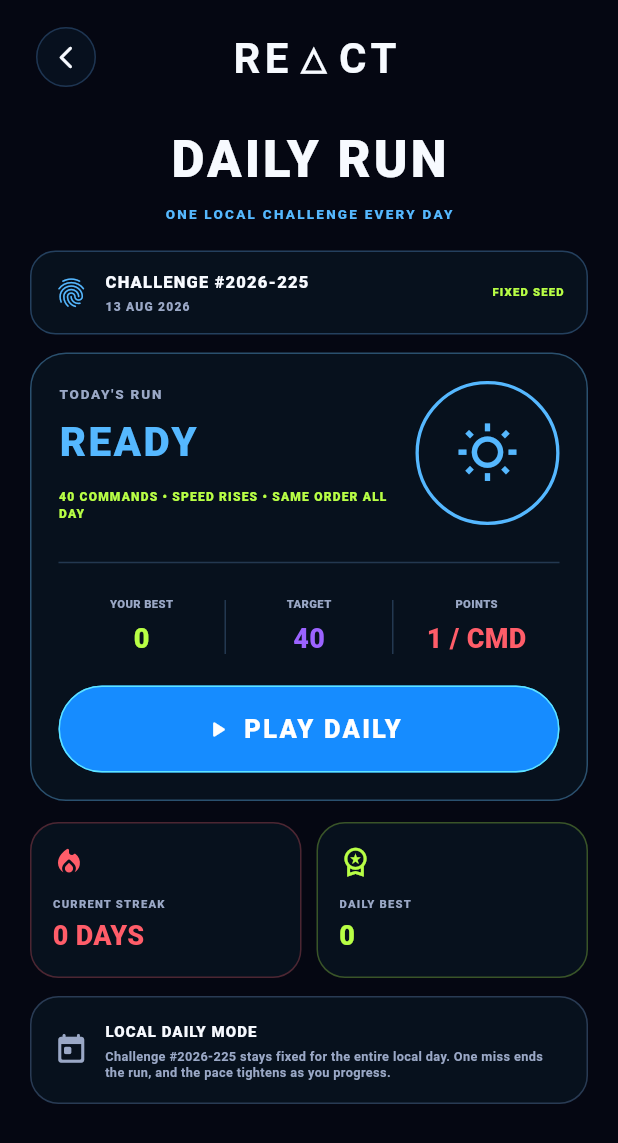
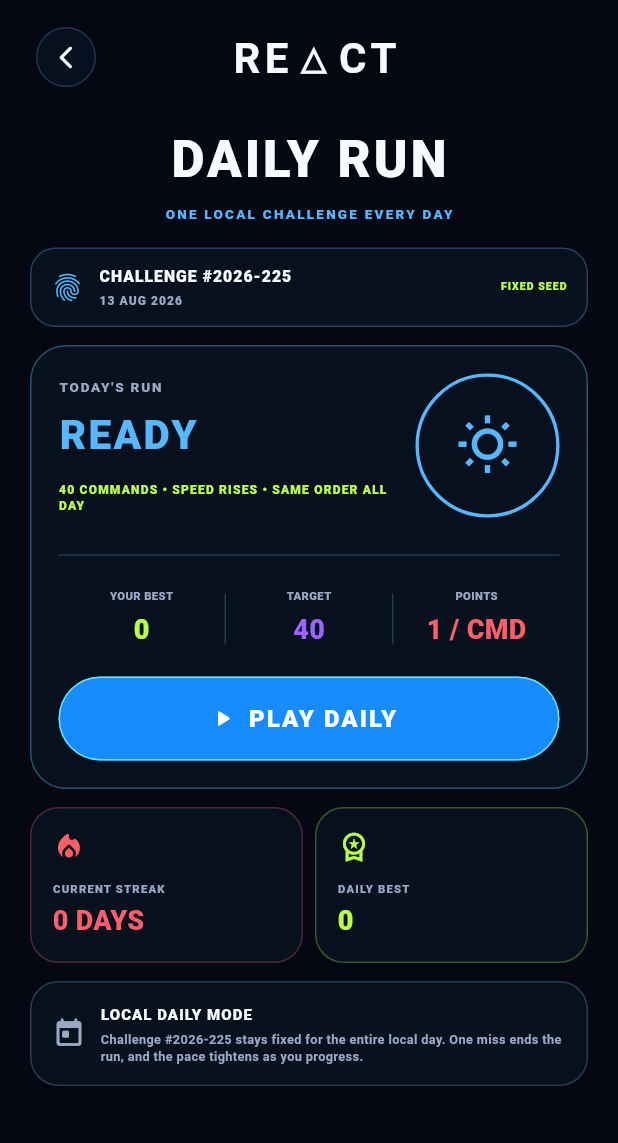
Before and after one commit to imdavidj13-droid/react, a Flutter app: the screen it shows after launch, after a tap on "DAILY", on a phone screen of 412 x 824 dp. Shown: the top 1143 px of the screen. Run offline on Flutter 3.47's test engine with Material 3 defaults, Android fonts, the light colour scheme and no system bars; our stand-ins replace shared_preferences; missing offline and left inert: flame.

Commit message:
Make Daily screen fully responsive

```diff
--- a/lib/features/daily/presentation/daily_screen.dart
+++ b/lib/features/daily/presentation/daily_screen.dart
@@ -22,9 +22,7 @@ class _DailyScreenState extends State<DailyScreen> {
     _reload();
   }
 
-  void _reload() {
-    _state = _DailyState.load();
-  }
+  void _reload() => _state = _DailyState.load();
 
   Future<void> _start() async {
     await Navigator.of(context).push(
@@ -47,18 +45,20 @@ class _DailyScreenState extends State<DailyScreen> {
             final state = snapshot.data ?? _DailyState.empty();
             return LayoutBuilder(
               builder: (context, constraints) {
-                final pad = constraints.maxWidth < 380 ? 16.0 : 20.0;
+                final narrow = constraints.maxWidth < 360;
+                final pad = narrow ? 12.0 : 20.0;
+
                 return SingleChildScrollView(
                   padding: EdgeInsets.fromLTRB(pad, 14, pad, 28),
                   child: Column(
                     children: [
                       _Header(onBack: () => Navigator.of(context).pop()),
-                      const SizedBox(height: 20),
-                      const Text(
+                      SizedBox(height: narrow ? 16 : 20),
+                      Text(
                         'DAILY RUN',
                         style: TextStyle(
                           color: ReactColors.textPrimary,
-                          fontSize: 34,
+                          fontSize: narrow ? 30 : 34,
                           fontWeight: FontWeight.w900,
                           letterSpacing: 2,
                         ),
@@ -73,14 +73,15 @@ class _DailyScreenState extends State<DailyScreen> {
                           letterSpacing: 1.5,
                         ),
                       ),
-                      const SizedBox(height: 18),
+                      const SizedBox(height: 16),
                       _ChallengeIdentity(challenge: state.challenge),
                       const SizedBox(height: 12),
                       _ChallengeCard(
                         state: state,
+                        narrow: narrow,
                         onTap: state.playedToday ? null : _start,
                       ),
-                      const SizedBox(height: 14),
+                      const SizedBox(height: 12),
                       Row(
                         children: [
                           Expanded(
@@ -89,15 +90,17 @@ class _DailyScreenState extends State<DailyScreen> {
                               label: 'CURRENT STREAK',
                               value: '${state.streak} DAYS',
                               color: ReactColors.coral,
+                              compact: narrow,
                             ),
                           ),
-                          const SizedBox(width: 10),
+                          const SizedBox(width: 8),
                           Expanded(
                             child: _StatCard(
                               icon: Icons.workspace_premium_outlined,
                               label: 'DAILY BEST',
                               value: '${state.best}',
                               color: ReactColors.lime,
+                              compact: narrow,
                             ),
                           ),
                         ],
@@ -141,6 +144,7 @@ class _DailyState {
       LocalPlayerStats.dailyStreak(),
       LocalPlayerStats.bestFor(ReactGameMode.daily),
     ]);
+
     return _DailyState(
       challenge: challenge,
       playedToday: values[0] as bool,
@@ -152,6 +156,7 @@ class _DailyState {
 
 class _Header extends StatelessWidget {
   const _Header({required this.onBack});
+
   final VoidCallback onBack;
 
   @override
@@ -193,7 +198,7 @@ class _ChallengeIdentity extends StatelessWidget {
   Widget build(BuildContext context) {
     return Container(
       width: double.infinity,
-      padding: const EdgeInsets.symmetric(horizontal: 15, vertical: 12),
+      padding: const EdgeInsets.symmetric(horizontal: 13, vertical: 11),
       decoration: BoxDecoration(
         color: const Color(0xFF07111D),
         borderRadius: BorderRadius.circular(17),
@@ -204,9 +209,9 @@ class _ChallengeIdentity extends StatelessWidget {
           const Icon(
             Icons.fingerprint_rounded,
             color: ReactColors.electricBlueBright,
-            size: 23,
+            size: 22,
           ),
-          const SizedBox(width: 11),
+          const SizedBox(width: 10),
           Expanded(
             child: Column(
               crossAxisAlignment: CrossAxisAlignment.start,
@@ -215,9 +220,9 @@ class _ChallengeIdentity extends StatelessWidget {
                   'CHALLENGE #${challenge.id}',
                   style: const TextStyle(
                     color: ReactColors.textPrimary,
-                    fontSize: 11,
+                    fontSize: 10.5,
                     fontWeight: FontWeight.w900,
-                    letterSpacing: .8,
+                    letterSpacing: .7,
                   ),
                 ),
                 const SizedBox(height: 3),
@@ -227,7 +232,7 @@ class _ChallengeIdentity extends StatelessWidget {
                     color: ReactColors.textSecondary,
                     fontSize: 8,
                     fontWeight: FontWeight.w800,
-                    letterSpacing: .8,
+                    letterSpacing: .7,
                   ),
                 ),
               ],
@@ -237,9 +242,9 @@ class _ChallengeIdentity extends StatelessWidget {
             'FIXED SEED',
             style: TextStyle(
               color: ReactColors.lime,
-              fontSize: 7.5,
+              fontSize: 7,
               fontWeight: FontWeight.w900,
-              letterSpacing: .8,
+              letterSpacing: .7,
             ),
           ),
         ],
@@ -249,16 +254,26 @@ class _ChallengeIdentity extends StatelessWidget {
 }
 
 class _ChallengeCard extends StatelessWidget {
-  const _ChallengeCard({required this.state, required this.onTap});
+  const _ChallengeCard({
+    required this.state,
+    required this.narrow,
+    required this.onTap,
+  });
 
   final _DailyState state;
+  final bool narrow;
   final VoidCallback? onTap;
 
   @override
   Widget build(BuildContext context) {
+    final status = state.playedToday ? 'COMPLETED' : 'READY';
+    final statusColor = state.playedToday
+        ? ReactColors.lime
+        : ReactColors.electricBlueBright;
+
     return Container(
       width: double.infinity,
-      padding: const EdgeInsets.all(18),
+      padding: EdgeInsets.all(narrow ? 14 : 18),
       decoration: BoxDecoration(
         color: const Color(0xFF07111D),
         borderRadius: BorderRadius.circular(24),
@@ -266,6 +281,73 @@ class _ChallengeCard extends StatelessWidget {
       ),
       child: Column(
         children: [
+          if (narrow)
+            Column(
+              children: [
+                Row(
+                  children: [
+                    Expanded(
+                      child: Column(
+                        crossAxisAlignment: CrossAxisAlignment.start,
+                        children: [
+                          const Text(
+                            "TODAY'S RUN",
+                            style: TextStyle(
+                              color: ReactColors.textSecondary,
+                              fontSize: 8.5,
+                              fontWeight: FontWeight.w900,
+                              letterSpacing: 1.1,
+                            ),
+                          ),
+                          const SizedBox(height: 5),
+                          Text(
+                            status,
+                            style: TextStyle(
+                              color: statusColor,
+                              fontSize: 24,
+                              fontWeight: FontWeight.w900,
+                              letterSpacing: 1.4,
+                            ),
+                          ),
+                        ],
+                      ),
+                    ),
+                    Container(
+                      width: 72,
+                      height: 72,
+                      decoration: BoxDecoration(
+                        shape: BoxShape.circle,
+                        border: Border.all(
+                          color: ReactColors.electricBlueBright,
+                          width: 2,
+                        ),
+                      ),
+                      child: Icon(
+                        state.playedToday
+                            ? Icons.check_rounded
+                            : Icons.wb_sunny_outlined,
+                        color: ReactColors.electricBlueBright,
+                        size: 34,
+                      ),
+                    ),
+                  ],
+                ),
+                const SizedBox(height: 10),
+                const Align(
+                  alignment: Alignment.centerLeft,
+                  child: Text(
+                    '40 COMMANDS • SPEED RISES • SAME ORDER ALL DAY',
+                    style: TextStyle(
+                      color: ReactColors.lime,
+                      fontSize: 7.4,
+                      fontWeight: FontWeight.w900,
+                      letterSpacing: .55,
+                    ),
+                  ),
+                ),
+              ],
+            )
+          else
             Row(
               children: [
                 Expanded(
@@ -283,11 +365,9 @@ class _ChallengeCard extends StatelessWidget {
                       ),
                       const SizedBox(height: 6),
                       Text(
-                      state.playedToday ? 'COMPLETED' : 'READY',
+                        status,
                         style: TextStyle(
-                        color: state.playedToday
-                            ? ReactColors.lime
-                            : ReactColors.electricBlueBright,
+                          color: statusColor,
                           fontSize: 27,
                           fontWeight: FontWeight.w900,
                           letterSpacing: 1.6,
@@ -327,9 +407,9 @@ class _ChallengeCard extends StatelessWidget {
                 ),
               ],
             ),
-          const SizedBox(height: 17),
+          SizedBox(height: narrow ? 12 : 17),
           const Divider(color: Color(0xFF233850)),
-          const SizedBox(height: 14),
+          SizedBox(height: narrow ? 10 : 14),
           Row(
             children: [
               Expanded(
@@ -357,10 +437,10 @@ class _ChallengeCard extends StatelessWidget {
               ),
             ],
           ),
-          const SizedBox(height: 18),
+          SizedBox(height: narrow ? 14 : 18),
           SizedBox(
             width: double.infinity,
-            height: 58,
+            height: 56,
             child: FilledButton.icon(
               onPressed: onTap,
               style: FilledButton.styleFrom(
@@ -380,9 +460,9 @@ class _ChallengeCard extends StatelessWidget {
               label: Text(
                 state.playedToday ? 'PLAYED TODAY' : 'PLAY DAILY',
                 style: const TextStyle(
-                  fontSize: 17,
+                  fontSize: 16,
                   fontWeight: FontWeight.w900,
-                  letterSpacing: 1.5,
+                  letterSpacing: 1.4,
                 ),
               ),
             ),
@@ -411,7 +491,7 @@ class _LocalDailyInfo extends StatelessWidget {
 
     return Container(
       width: double.infinity,
-      padding: const EdgeInsets.all(15),
+      padding: const EdgeInsets.all(14),
       decoration: BoxDecoration(
         color: const Color(0xFF07111D),
         borderRadius: BorderRadius.circular(19),
@@ -422,9 +502,9 @@ class _LocalDailyInfo extends StatelessWidget {
           Icon(
             playedToday ? Icons.schedule_rounded : Icons.today_rounded,
             color: playedToday ? ReactColors.lime : ReactColors.textSecondary,
-            size: 23,
+            size: 22,
           ),
-          const SizedBox(width: 11),
+          const SizedBox(width: 10),
           Expanded(
             child: Column(
               crossAxisAlignment: CrossAxisAlignment.start,
@@ -459,6 +539,7 @@ class _LocalDailyInfo extends StatelessWidget {
 
 class _Metric extends StatelessWidget {
   const _Metric({required this.label, required this.value, required this.color});
+
   final String label;
   final String value;
   final Color color;
@@ -475,13 +556,15 @@ class _Metric extends StatelessWidget {
             fontWeight: FontWeight.w900,
           ),
         ),
-        const SizedBox(height: 5),
-        Text(
+        const SizedBox(height: 4),
+        FittedBox(
+          child: Text(
             value,
             style: TextStyle(
               color: color,
               fontSize: 18,
               fontWeight: FontWeight.w900,
+            ),
           ),
         ),
       ],
@@ -491,10 +574,11 @@ class _Metric extends StatelessWidget {
 
 class _Divider extends StatelessWidget {
   const _Divider();
+
   @override
   Widget build(BuildContext context) => Container(
         width: 1,
-        height: 36,
+        height: 34,
         color: const Color(0xFF233850),
       );
 }
@@ -505,17 +589,20 @@ class _StatCard extends StatelessWidget {
     required this.label,
     required this.value,
     required this.color,
+    required this.compact,
   });
+
   final IconData icon;
   final String label;
   final String value;
   final Color color;
+  final bool compact;
 
   @override
   Widget build(BuildContext context) {
     return Container(
-      height: 104,
-      padding: const EdgeInsets.all(14),
+      height: compact ? 96 : 104,
+      padding: EdgeInsets.all(compact ? 11 : 14),
       decoration: BoxDecoration(
         color: const Color(0xFF07111D),
         borderRadius: BorderRadius.circular(19),
@@ -524,9 +611,12 @@ class _StatCard extends StatelessWidget {
       child: Column(
         crossAxisAlignment: CrossAxisAlignment.start,
         children: [
-          Icon(icon, color: color, size: 22),
+          Icon(icon, color: color, size: compact ? 20 : 22),
           const Spacer(),
-          Text(
+          FittedBox(
+            fit: BoxFit.scaleDown,
+            alignment: Alignment.centerLeft,
+            child: Text(
               label,
               style: const TextStyle(
                 color: ReactColors.textSecondary,
@@ -535,13 +625,18 @@ class _StatCard extends StatelessWidget {
                 letterSpacing: .8,
               ),
             ),
+          ),
           const SizedBox(height: 3),
-          Text(
+          FittedBox(
+            fit: BoxFit.scaleDown,
+            alignment: Alignment.centerLeft,
+            child: Text(
               value,
               style: TextStyle(
                 color: color,
-              fontSize: 18,
+                fontSize: compact ? 16 : 18,
                 fontWeight: FontWeight.w900,
+              ),
             ),
           ),
         ],
```
Lines whose indentation alone changed are shown as unchanged.
